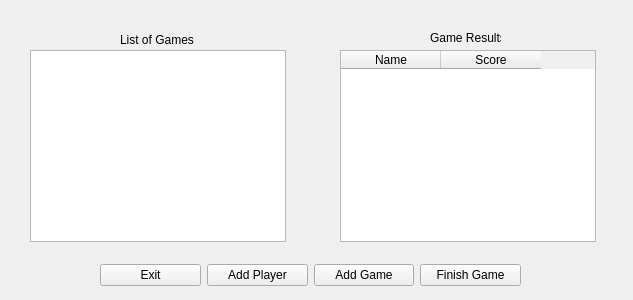
This is MatchMenu.ui in GFlores17/JackboxT.O.-GUI-Version as Qt 5 draws it before an edit. The edited form follows.
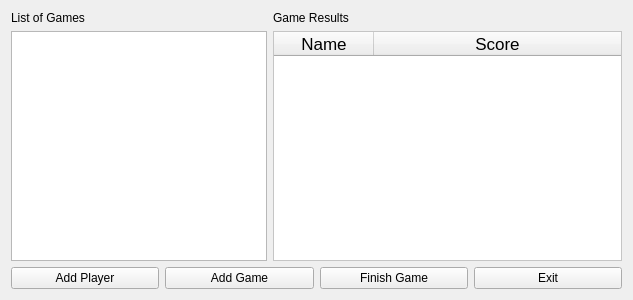
This is the edited form.

Diff of the .ui file:
```diff
--- a/MatchMenu.ui
+++ b/MatchMenu.ui
@@ -13,55 +13,104 @@
   <property name="windowTitle">
    <string>Form</string>
   </property>
+  <layout class="QFormLayout" name="formLayout">
+   <item row="0" column="0">
   <widget class="QLabel" name="label">
-   <property name="geometry">
-    <rect>
-     <x>120</x>
-     <y>30</y>
-     <width>111</width>
-     <height>20</height>
-    </rect>
-   </property>
    <property name="text">
     <string>List of Games</string>
    </property>
   </widget>
+   </item>
+   <item row="0" column="1">
   <widget class="QLabel" name="label_2">
-   <property name="geometry">
-    <rect>
-     <x>430</x>
-     <y>30</y>
-     <width>71</width>
-     <height>16</height>
-    </rect>
-   </property>
    <property name="text">
     <string>Game Results</string>
    </property>
   </widget>
-  <widget class="QListWidget" name="listWidget">
-   <property name="geometry">
-    <rect>
-     <x>30</x>
-     <y>50</y>
-     <width>256</width>
-     <height>192</height>
-    </rect>
-   </property>
-  </widget>
+   </item>
+   <item row="1" column="0">
+    <widget class="QListWidget" name="listWidget"/>
+   </item>
+   <item row="1" column="1">
   <widget class="QTableWidget" name="tableWidget">
-   <property name="geometry">
-    <rect>
-     <x>340</x>
-     <y>50</y>
+     <property name="enabled">
+      <bool>true</bool>
+     </property>
+     <property name="minimumSize">
+      <size>
      <width>256</width>
-     <height>192</height>
-    </rect>
-   </property>
+       <height>0</height>
+      </size>
+     </property>
+     <property name="autoFillBackground">
+      <bool>false</bool>
+     </property>
+     <property name="styleSheet">
+      <string notr="true">QTableWidget{background: rgb(255, 255, 255)}</string>
+     </property>
+     <property name="sizeAdjustPolicy">
+      <enum>QAbstractScrollArea::AdjustToContents</enum>
+     </property>
+     <property name="editTriggers">
+      <set>QAbstractItemView::NoEditTriggers</set>
+     </property>
+     <property name="alternatingRowColors">
+      <bool>true</bool>
+     </property>
+     <property name="textElideMode">
+      <enum>Qt::ElideRight</enum>
+     </property>
+     <property name="showGrid">
+      <bool>true</bool>
+     </property>
+     <property name="gridStyle">
+      <enum>Qt::SolidLine</enum>
+     </property>
+     <property name="sortingEnabled">
+      <bool>true</bool>
+     </property>
+     <property name="wordWrap">
+      <bool>false</bool>
+     </property>
+     <property name="cornerButtonEnabled">
+      <bool>false</bool>
+     </property>
+     <property name="columnCount">
+      <number>2</number>
+     </property>
+     <attribute name="horizontalHeaderCascadingSectionResizes">
+      <bool>true</bool>
+     </attribute>
+     <attribute name="horizontalHeaderMinimumSectionSize">
+      <number>23</number>
+     </attribute>
+     <attribute name="horizontalHeaderHighlightSections">
+      <bool>false</bool>
+     </attribute>
+     <attribute name="horizontalHeaderStretchLastSection">
+      <bool>true</bool>
+     </attribute>
+     <attribute name="verticalHeaderCascadingSectionResizes">
+      <bool>false</bool>
+     </attribute>
+     <attribute name="verticalHeaderHighlightSections">
+      <bool>false</bool>
+     </attribute>
+     <attribute name="verticalHeaderShowSortIndicator" stdset="0">
+      <bool>false</bool>
+     </attribute>
+     <attribute name="verticalHeaderStretchLastSection">
+      <bool>true</bool>
+     </attribute>
    <column>
     <property name="text">
      <string>Name</string>
     </property>
+      <property name="font">
+       <font>
+        <pointsize>13</pointsize>
+       </font>
+      </property>
     <property name="textAlignment">
      <set>AlignCenter</set>
     </property>
@@ -70,28 +119,19 @@
     <property name="text">
      <string>Score</string>
     </property>
+      <property name="font">
+       <font>
+        <pointsize>13</pointsize>
+       </font>
+      </property>
     <property name="textAlignment">
      <set>AlignCenter</set>
     </property>
    </column>
   </widget>
-  <widget class="QWidget" name="horizontalLayoutWidget">
-   <property name="geometry">
-    <rect>
-     <x>100</x>
-     <y>260</y>
-     <width>421</width>
-     <height>31</height>
-    </rect>
-   </property>
+   </item>
+   <item row="2" column="0" colspan="2">
    <layout class="QHBoxLayout" name="horizontalLayout">
-    <item>
-     <widget class="QPushButton" name="ExitButton">
-      <property name="text">
-       <string>Exit</string>
-      </property>
-     </widget>
-    </item>
     <item>
      <widget class="QPushButton" name="pushButton">
       <property name="text">
@@ -113,8 +153,16 @@
       </property>
      </widget>
     </item>
-   </layout>
-  </widget>
+     <item>
+      <widget class="QPushButton" name="ExitButton">
+       <property name="text">
+        <string>Exit</string>
+       </property>
+      </widget>
+     </item>
+    </layout>
+   </item>
+  </layout>
  </widget>
  <resources/>
  <connections/>
```
Lines whose indentation alone changed are shown as unchanged.
